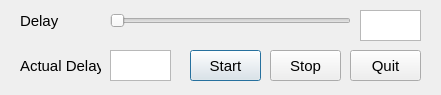
This is dafgen.ui in snovvcrash/daf-generator as Qt 5 draws it before an edit. The edited form follows.
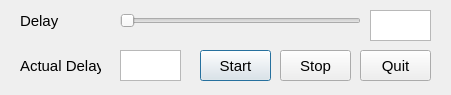
This is the edited form.

```diff
--- a/dafgen.ui
+++ b/dafgen.ui
@@ -6,7 +6,7 @@
    <rect>
     <x>0</x>
     <y>0</y>
-    <width>441</width>
+    <width>451</width>
     <height>95</height>
    </rect>
   </property>
@@ -57,7 +57,7 @@
   <widget class="QPushButton" name="startButton">
    <property name="geometry">
     <rect>
-     <x>190</x>
+     <x>200</x>
      <y>50</y>
      <width>71</width>
      <height>31</height>
@@ -70,7 +70,7 @@
   <widget class="QPushButton" name="stopButton">
    <property name="geometry">
     <rect>
-     <x>270</x>
+     <x>280</x>
      <y>50</y>
      <width>71</width>
      <height>31</height>
@@ -83,7 +83,7 @@
   <widget class="QPushButton" name="quitButton">
    <property name="geometry">
     <rect>
-     <x>350</x>
+     <x>360</x>
      <y>50</y>
      <width>71</width>
      <height>31</height>
@@ -96,7 +96,7 @@
   <widget class="QSlider" name="delaySlider">
    <property name="geometry">
     <rect>
-     <x>110</x>
+     <x>120</x>
      <y>10</y>
      <width>241</width>
      <height>21</height>
@@ -115,7 +115,7 @@
   <widget class="QPlainTextEdit" name="delayEdit">
    <property name="geometry">
     <rect>
-     <x>360</x>
+     <x>370</x>
      <y>10</y>
      <width>61</width>
      <height>31</height>
@@ -131,7 +131,7 @@
   <widget class="QPlainTextEdit" name="actualDelayEdit">
    <property name="geometry">
     <rect>
-     <x>110</x>
+     <x>120</x>
      <y>50</y>
      <width>61</width>
      <height>31</height>
```
